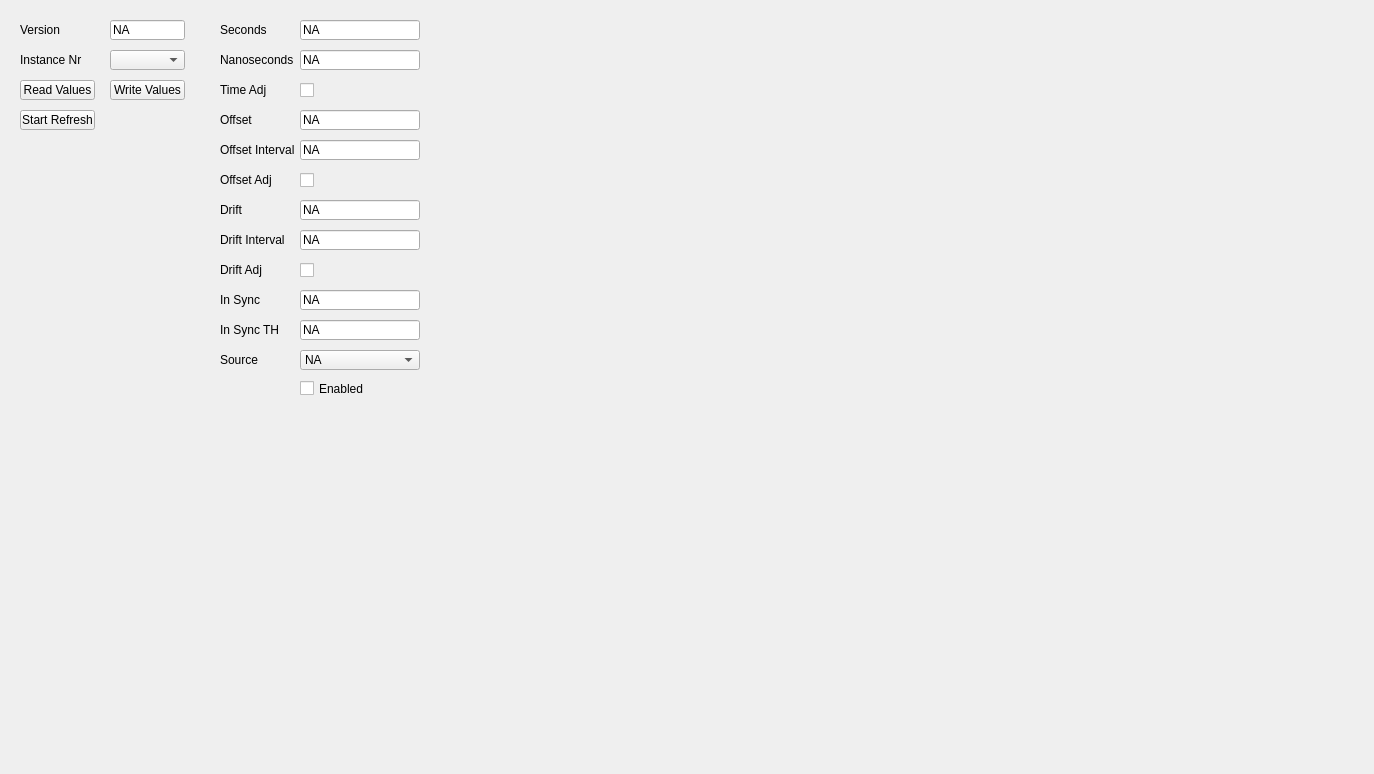
Qt form UCM/Library/UniversalConfigurationManager/ClkClockTab/Ucm_ClkClockTab.ui (NetTimeLogic/UniversalConfigurationManager) before a commit.
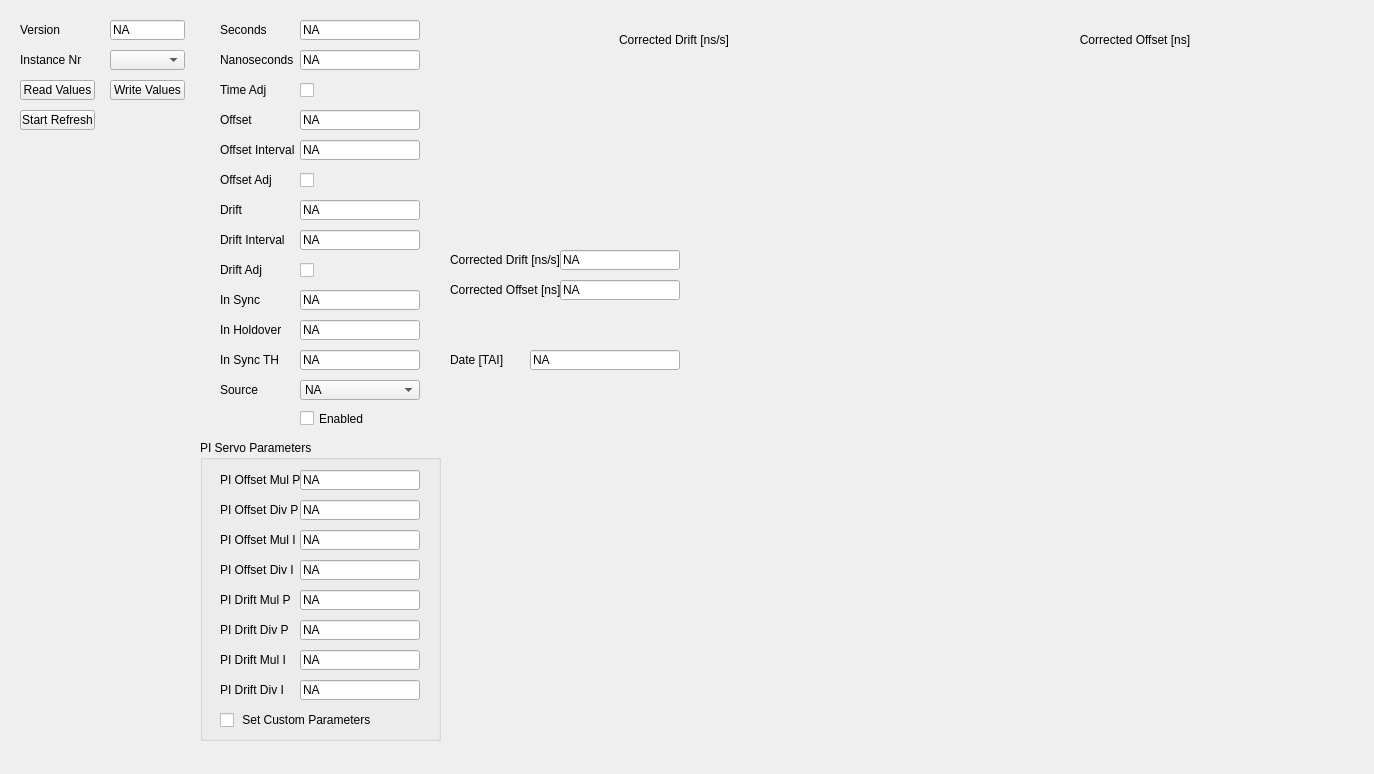
The same form after that commit.

Diff of the .ui file:
```diff
--- a/UCM/Library/UniversalConfigurationManager/ClkClockTab/Ucm_ClkClockTab.ui
+++ b/UCM/Library/UniversalConfigurationManager/ClkClockTab/Ucm_ClkClockTab.ui
@@ -17,7 +17,7 @@
    <property name="geometry">
     <rect>
      <x>220</x>
-     <y>350</y>
+     <y>380</y>
      <width>80</width>
      <height>20</height>
     </rect>
@@ -43,7 +43,7 @@
    <property name="geometry">
     <rect>
      <x>300</x>
-     <y>380</y>
+     <y>410</y>
      <width>80</width>
      <height>17</height>
     </rect>
@@ -56,7 +56,7 @@
    <property name="geometry">
     <rect>
      <x>300</x>
-     <y>350</y>
+     <y>380</y>
      <width>120</width>
      <height>20</height>
     </rect>
@@ -253,7 +253,7 @@
    <property name="geometry">
     <rect>
      <x>220</x>
-     <y>320</y>
+     <y>350</y>
      <width>71</width>
      <height>20</height>
     </rect>
@@ -295,7 +295,7 @@
    <property name="geometry">
     <rect>
      <x>300</x>
-     <y>320</y>
+     <y>350</y>
      <width>120</width>
      <height>20</height>
     </rect>
@@ -504,6 +504,516 @@
     <bool>true</bool>
    </property>
   </widget>
+  <widget class="QLabel" name="ClkClockInHoldoverLabel">
+   <property name="geometry">
+    <rect>
+     <x>220</x>
+     <y>320</y>
+     <width>80</width>
+     <height>20</height>
+    </rect>
+   </property>
+   <property name="text">
+    <string>In Holdover</string>
+   </property>
+  </widget>
+  <widget class="QLineEdit" name="ClkClockInHoldoverValue">
+   <property name="enabled">
+    <bool>true</bool>
+   </property>
+   <property name="geometry">
+    <rect>
+     <x>300</x>
+     <y>320</y>
+     <width>120</width>
+     <height>20</height>
+    </rect>
+   </property>
+   <property name="text">
+    <string>NA</string>
+   </property>
+   <property name="readOnly">
+    <bool>true</bool>
+   </property>
+  </widget>
+  <widget class="QGroupBox" name="ClkClockPiServoGroupBox">
+   <property name="geometry">
+    <rect>
+     <x>200</x>
+     <y>440</y>
+     <width>241</width>
+     <height>301</height>
+    </rect>
+   </property>
+   <property name="title">
+    <string>PI Servo Parameters</string>
+   </property>
+   <widget class="QLineEdit" name="ClkClockPiDriftMulIValue">
+    <property name="geometry">
+     <rect>
+      <x>100</x>
+      <y>210</y>
+      <width>120</width>
+      <height>20</height>
+     </rect>
+    </property>
+    <property name="text">
+     <string>NA</string>
+    </property>
+   </widget>
+   <widget class="QLabel" name="ClkClockPiDriftDivPLabel">
+    <property name="geometry">
+     <rect>
+      <x>20</x>
+      <y>180</y>
+      <width>80</width>
+      <height>20</height>
+     </rect>
+    </property>
+    <property name="text">
+     <string>PI Drift Div P</string>
+    </property>
+   </widget>
+   <widget class="QLabel" name="ClkClockPiDriftMulPLabel">
+    <property name="geometry">
+     <rect>
+      <x>20</x>
+      <y>150</y>
+      <width>80</width>
+      <height>20</height>
+     </rect>
+    </property>
+    <property name="text">
+     <string>PI Drift Mul P</string>
+    </property>
+   </widget>
+   <widget class="QLabel" name="ClkClockPiOffsetMulILabel">
+    <property name="geometry">
+     <rect>
+      <x>20</x>
+      <y>90</y>
+      <width>80</width>
+      <height>20</height>
+     </rect>
+    </property>
+    <property name="text">
+     <string>PI Offset Mul I</string>
+    </property>
+   </widget>
+   <widget class="QLineEdit" name="ClkClockPiOffsetDivIValue">
+    <property name="geometry">
+     <rect>
+      <x>100</x>
+      <y>120</y>
+      <width>120</width>
+      <height>20</height>
+     </rect>
+    </property>
+    <property name="text">
+     <string>NA</string>
+    </property>
+   </widget>
+   <widget class="QLineEdit" name="ClkClockPiOffsetMulPValue">
+    <property name="geometry">
+     <rect>
+      <x>100</x>
+      <y>30</y>
+      <width>120</width>
+      <height>20</height>
+     </rect>
+    </property>
+    <property name="text">
+     <string>NA</string>
+    </property>
+   </widget>
+   <widget class="QLabel" name="ClkClockPiOffsetDivPLabel">
+    <property name="geometry">
+     <rect>
+      <x>20</x>
+      <y>60</y>
+      <width>80</width>
+      <height>20</height>
+     </rect>
+    </property>
+    <property name="text">
+     <string>PI Offset Div P</string>
+    </property>
+   </widget>
+   <widget class="QLabel" name="ClkClockPiOffsetDivILabel">
+    <property name="geometry">
+     <rect>
+      <x>20</x>
+      <y>120</y>
+      <width>80</width>
+      <height>20</height>
+     </rect>
+    </property>
+    <property name="text">
+     <string>PI Offset Div I</string>
+    </property>
+   </widget>
+   <widget class="QLabel" name="ClkClockPiDriftDivILabel">
+    <property name="geometry">
+     <rect>
+      <x>20</x>
+      <y>240</y>
+      <width>80</width>
+      <height>20</height>
+     </rect>
+    </property>
+    <property name="text">
+     <string>PI Drift Div I</string>
+    </property>
+   </widget>
+   <widget class="QLineEdit" name="ClkClockPiDriftDivPValue">
+    <property name="geometry">
+     <rect>
+      <x>100</x>
+      <y>180</y>
+      <width>120</width>
+      <height>20</height>
+     </rect>
+    </property>
+    <property name="text">
+     <string>NA</string>
+    </property>
+   </widget>
+   <widget class="QLineEdit" name="ClkClockPiDriftMulPValue">
+    <property name="geometry">
+     <rect>
+      <x>100</x>
+      <y>150</y>
+      <width>120</width>
+      <height>20</height>
+     </rect>
+    </property>
+    <property name="text">
+     <string>NA</string>
+    </property>
+   </widget>
+   <widget class="QLabel" name="ClkClockPiOffsetMulPLabel">
+    <property name="geometry">
+     <rect>
+      <x>20</x>
+      <y>30</y>
+      <width>80</width>
+      <height>20</height>
+     </rect>
+    </property>
+    <property name="text">
+     <string>PI Offset Mul P</string>
+    </property>
+   </widget>
+   <widget class="QLineEdit" name="ClkClockPiOffsetDivPValue">
+    <property name="geometry">
+     <rect>
+      <x>100</x>
+      <y>60</y>
+      <width>120</width>
+      <height>20</height>
+     </rect>
+    </property>
+    <property name="text">
+     <string>NA</string>
+    </property>
+   </widget>
+   <widget class="QLabel" name="ClkClockPiDriftMulILabel">
+    <property name="geometry">
+     <rect>
+      <x>20</x>
+      <y>210</y>
+      <width>80</width>
+      <height>20</height>
+     </rect>
+    </property>
+    <property name="text">
+     <string>PI Drift Mul I</string>
+    </property>
+   </widget>
+   <widget class="QLineEdit" name="ClkClockPiDriftDivIValue">
+    <property name="geometry">
+     <rect>
+      <x>100</x>
+      <y>240</y>
+      <width>120</width>
+      <height>20</height>
+     </rect>
+    </property>
+    <property name="text">
+     <string>NA</string>
+    </property>
+   </widget>
+   <widget class="QLineEdit" name="ClkClockPiOffsetMulIValue">
+    <property name="geometry">
+     <rect>
+      <x>100</x>
+      <y>90</y>
+      <width>120</width>
+      <height>20</height>
+     </rect>
+    </property>
+    <property name="text">
+     <string>NA</string>
+    </property>
+   </widget>
+   <widget class="QCheckBox" name="ClkClockPiSetCustomParametersCheckBox">
+    <property name="geometry">
+     <rect>
+      <x>20</x>
+      <y>270</y>
+      <width>200</width>
+      <height>20</height>
+     </rect>
+    </property>
+    <property name="text">
+     <string> Set Custom Parameters</string>
+    </property>
+   </widget>
+  </widget>
+  <widget class="QLabel" name="ClkClockDriftChartLabel">
+   <property name="geometry">
+    <rect>
+     <x>449</x>
+     <y>30</y>
+     <width>450</width>
+     <height>20</height>
+    </rect>
+   </property>
+   <property name="layoutDirection">
+    <enum>Qt::LeftToRight</enum>
+   </property>
+   <property name="text">
+    <string>Corrected Drift [ns/s]</string>
+   </property>
+   <property name="alignment">
+    <set>Qt::AlignCenter</set>
+   </property>
+  </widget>
+  <widget class="QWidget" name="ClkClockDriftChartValue" native="true">
+   <property name="geometry">
+    <rect>
+     <x>450</x>
+     <y>20</y>
+     <width>450</width>
+     <height>210</height>
+    </rect>
+   </property>
+   <property name="autoFillBackground">
+    <bool>true</bool>
+   </property>
+   <layout class="QVBoxLayout" name="verticalLayout">
+    <property name="spacing">
+     <number>0</number>
+    </property>
+    <property name="sizeConstraint">
+     <enum>QLayout::SetMaximumSize</enum>
+    </property>
+    <property name="leftMargin">
+     <number>0</number>
+    </property>
+    <property name="topMargin">
+     <number>0</number>
+    </property>
+    <property name="rightMargin">
+     <number>0</number>
+    </property>
+    <property name="bottomMargin">
+     <number>0</number>
+    </property>
+    <item>
+     <layout class="QVBoxLayout" name="ClkClockDriftChartLayout">
+      <property name="spacing">
+       <number>0</number>
+      </property>
+      <property name="sizeConstraint">
+       <enum>QLayout::SetMaximumSize</enum>
+      </property>
+     </layout>
+    </item>
+   </layout>
+  </widget>
+  <widget class="QWidget" name="ClkClockOffsetChartValue" native="true">
+   <property name="geometry">
+    <rect>
+     <x>910</x>
+     <y>20</y>
+     <width>450</width>
+     <height>210</height>
+    </rect>
+   </property>
+   <property name="autoFillBackground">
+    <bool>true</bool>
+   </property>
+   <layout class="QVBoxLayout" name="verticalLayout_2">
+    <property name="spacing">
+     <number>0</number>
+    </property>
+    <property name="leftMargin">
+     <number>0</number>
+    </property>
+    <property name="topMargin">
+     <number>0</number>
+    </property>
+    <property name="rightMargin">
+     <number>0</number>
+    </property>
+    <property name="bottomMargin">
+     <number>0</number>
+    </property>
+    <item>
+     <layout class="QVBoxLayout" name="ClkClockOffsetChartLayout">
+      <property name="spacing">
+       <number>0</number>
+      </property>
+     </layout>
+    </item>
+   </layout>
+  </widget>
+  <widget class="QLabel" name="ClkClockOffsetChartLabel">
+   <property name="geometry">
+    <rect>
+     <x>910</x>
+     <y>30</y>
+     <width>450</width>
+     <height>20</height>
+    </rect>
+   </property>
+   <property name="layoutDirection">
+    <enum>Qt::LeftToRight</enum>
+   </property>
+   <property name="autoFillBackground">
+    <bool>false</bool>
+   </property>
+   <property name="text">
+    <string>Corrected Offset [ns]</string>
+   </property>
+   <property name="alignment">
+    <set>Qt::AlignCenter</set>
+   </property>
+  </widget>
+  <widget class="QLabel" name="ClkClockCorrectedOffsetLabel">
+   <property name="geometry">
+    <rect>
+     <x>450</x>
+     <y>280</y>
+     <width>110</width>
+     <height>20</height>
+    </rect>
+   </property>
+   <property name="text">
+    <string>Corrected Offset [ns]</string>
+   </property>
+  </widget>
+  <widget class="QLabel" name="ClkClockCorrectedDriftLabel">
+   <property name="geometry">
+    <rect>
+     <x>450</x>
+     <y>250</y>
+     <width>110</width>
+     <height>20</height>
+    </rect>
+   </property>
+   <property name="text">
+    <string>Corrected Drift [ns/s]</string>
+   </property>
+  </widget>
+  <widget class="QLineEdit" name="ClkClockCorrectedOffsetValue">
+   <property name="geometry">
+    <rect>
+     <x>560</x>
+     <y>280</y>
+     <width>120</width>
+     <height>20</height>
+    </rect>
+   </property>
+   <property name="text">
+    <string>NA</string>
+   </property>
+  </widget>
+  <widget class="QLineEdit" name="ClkClockCorrectedDriftValue">
+   <property name="geometry">
+    <rect>
+     <x>560</x>
+     <y>250</y>
+     <width>120</width>
+     <height>20</height>
+    </rect>
+   </property>
+   <property name="text">
+    <string>NA</string>
+   </property>
+  </widget>
+  <widget class="QLineEdit" name="ClkClockDateValue">
+   <property name="geometry">
+    <rect>
+     <x>530</x>
+     <y>350</y>
+     <width>150</width>
+     <height>20</height>
+    </rect>
+   </property>
+   <property name="text">
+    <string>NA</string>
+   </property>
+  </widget>
+  <widget class="QLabel" name="ClkClockDateLabel">
+   <property name="geometry">
+    <rect>
+     <x>450</x>
+     <y>350</y>
+     <width>80</width>
+     <height>20</height>
+    </rect>
+   </property>
+   <property name="text">
+    <string>Date [TAI]</string>
+   </property>
+  </widget>
+  <zorder>ClkClockSourceLabel</zorder>
+  <zorder>ClkClockInSyncLabel</zorder>
+  <zorder>ClkClockEnableCheckBox</zorder>
+  <zorder>ClkClockSourceValue</zorder>
+  <zorder>ClkClockAutoRefreshButton</zorder>
+  <zorder>ClkClockNanosecondsValue</zorder>
+  <zorder>ClkClockVersionValue</zorder>
+  <zorder>ClkClockInSyncValue</zorder>
+  <zorder>ClkClockNanosecondsLabel</zorder>
+  <zorder>ClkClockInstanceLabel</zorder>
+  <zorder>ClkClockSecondsLabel</zorder>
+  <zorder>ClkClockVersionLabel</zorder>
+  <zorder>ClkClockReadValuesButton</zorder>
+  <zorder>ClkClockInstanceComboBox</zorder>
+  <zorder>ClkClockInSyncThresholdLabel</zorder>
+  <zorder>ClkClockWriteValuesButton</zorder>
+  <zorder>ClkClockSecondsValue</zorder>
+  <zorder>ClkClockInSyncThresholdValue</zorder>
+  <zorder>ClkClockOffsetLabel</zorder>
+  <zorder>ClkClockOffsetValue</zorder>
+  <zorder>ClkClockOffsetIntervalValue</zorder>
+  <zorder>ClkClockOffsetIntervalLabel</zorder>
+  <zorder>ClkClockOffsetAdjCheckBox</zorder>
+  <zorder>ClkClockOffsetAdjLabel</zorder>
+  <zorder>ClkClockDriftValue</zorder>
+  <zorder>ClkClockDriftLabel</zorder>
+  <zorder>ClkClockDriftAdjCheckBox</zorder>
+  <zorder>ClkClockDriftIntervalLabel</zorder>
+  <zorder>ClkClockDriftAdjLabel</zorder>
+  <zorder>ClkClockDriftIntervalValue</zorder>
+  <zorder>ClkClockTimeAdjLabel</zorder>
+  <zorder>ClkClockTimeAdjCheckBox</zorder>
+  <zorder>ClkClockInHoldoverLabel</zorder>
+  <zorder>ClkClockInHoldoverValue</zorder>
+  <zorder>ClkClockPiServoGroupBox</zorder>
+  <zorder>ClkClockDriftChartValue</zorder>
+  <zorder>ClkClockOffsetChartValue</zorder>
+  <zorder>ClkClockOffsetChartLabel</zorder>
+  <zorder>ClkClockDriftChartLabel</zorder>
+  <zorder>ClkClockCorrectedOffsetLabel</zorder>
+  <zorder>ClkClockCorrectedDriftLabel</zorder>
+  <zorder>ClkClockCorrectedOffsetValue</zorder>
+  <zorder>ClkClockCorrectedDriftValue</zorder>
+  <zorder>ClkClockDateValue</zorder>
+  <zorder>ClkClockDateLabel</zorder>
  </widget>
  <resources/>
  <connections/>
```
Left out of the diff: 5 changed lines with no effect on the pictures.
